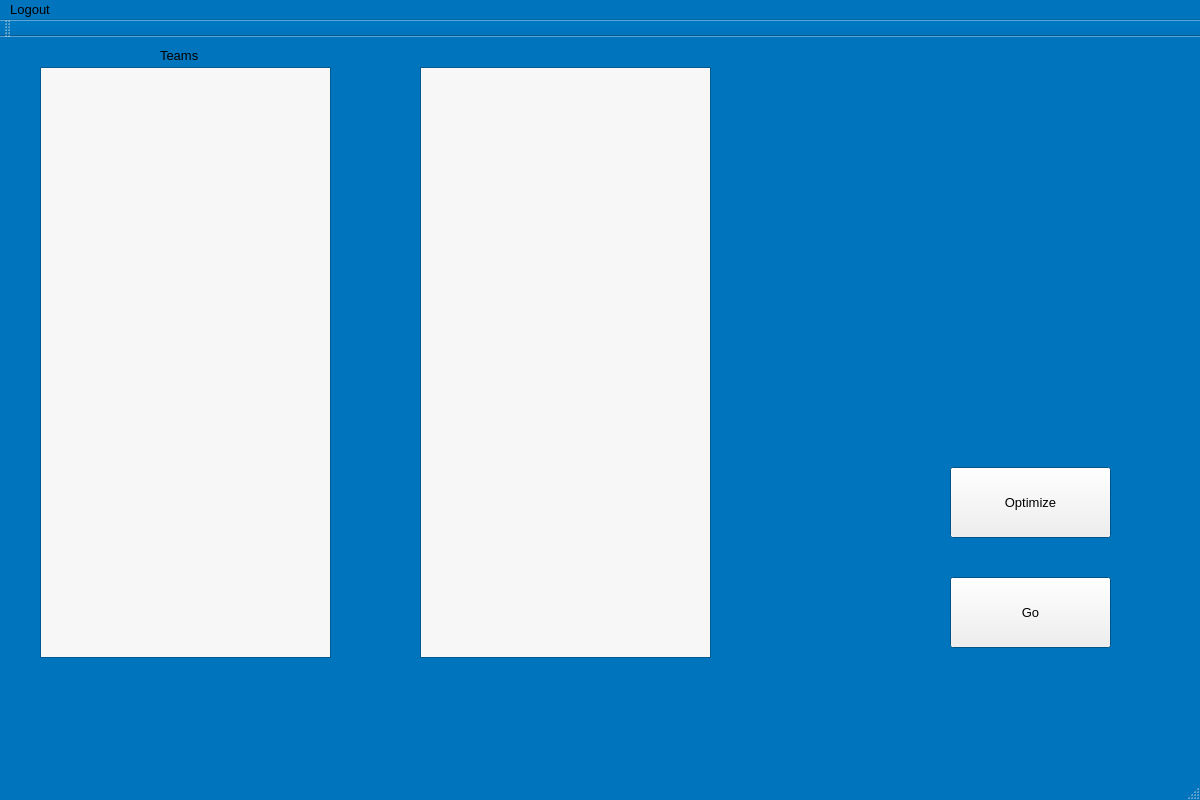
The window that ALAYO/mainwindow.ui (akarapetian/ALAYO---Project-2) describes before a commit, drawn with Qt 5.
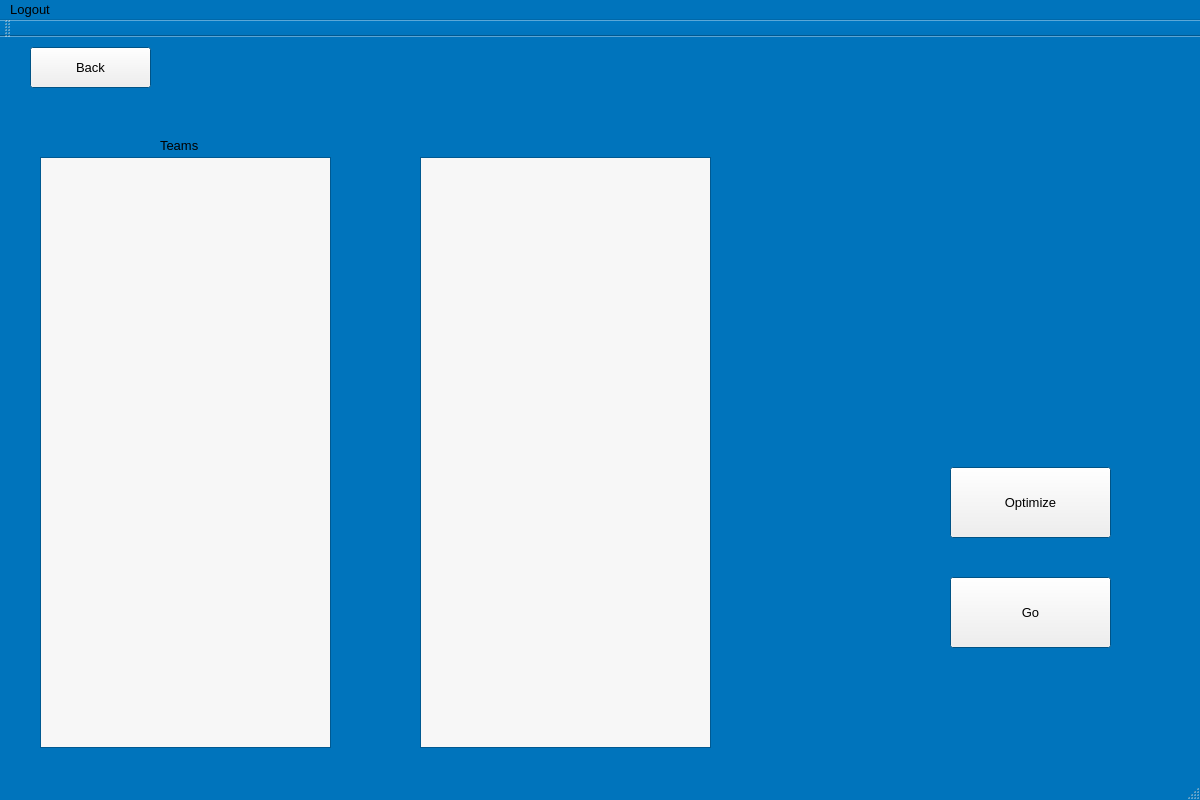
The same window after the commit. The open tabs and pages were chosen to show the change.

The edit to the form file:
```diff
--- a/ALAYO/mainwindow.ui
+++ b/ALAYO/mainwindow.ui
@@ -800,7 +800,7 @@
           <property name="geometry">
            <rect>
             <x>60</x>
-            <y>50</y>
+            <y>140</y>
             <width>291</width>
             <height>591</height>
            </rect>
@@ -810,7 +810,7 @@
           <property name="geometry">
            <rect>
             <x>180</x>
-            <y>30</y>
+            <y>120</y>
             <width>61</width>
             <height>16</height>
            </rect>
@@ -849,10 +849,38 @@
           <property name="geometry">
            <rect>
             <x>440</x>
-            <y>50</y>
+            <y>140</y>
             <width>291</width>
             <height>591</height>
            </rect>
+          </property>
+         </widget>
+         <widget class="QPushButton" name="multipleSelectionPageBackButton">
+          <property name="geometry">
+           <rect>
+            <x>50</x>
+            <y>30</y>
+            <width>121</width>
+            <height>41</height>
+           </rect>
+          </property>
+          <property name="text">
+           <string>Back</string>
+          </property>
+         </widget>
+        </widget>
+        <widget class="QWidget" name="singleSelectionPage">
+         <widget class="QPushButton" name="singleSelectionPageBackButton">
+          <property name="geometry">
+           <rect>
+            <x>90</x>
+            <y>60</y>
+            <width>121</width>
+            <height>41</height>
+           </rect>
+          </property>
+          <property name="text">
+           <string>Back</string>
           </property>
          </widget>
         </widget>
```
Left out of the diff: 17 changed lines with no effect on the pictures.
